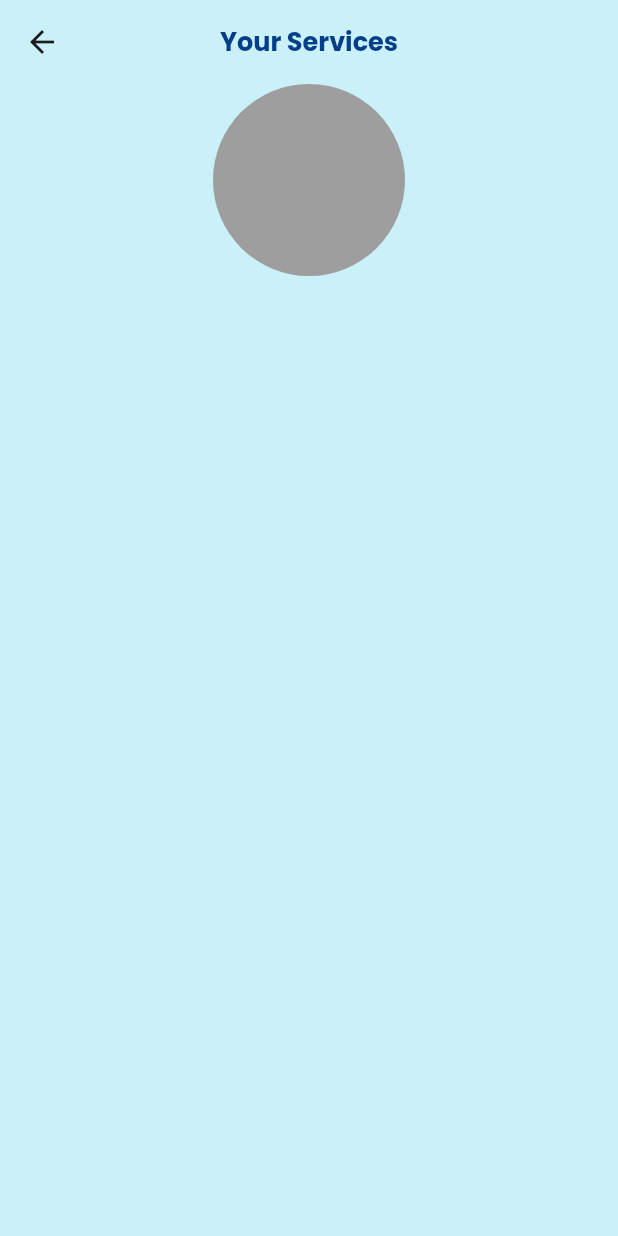
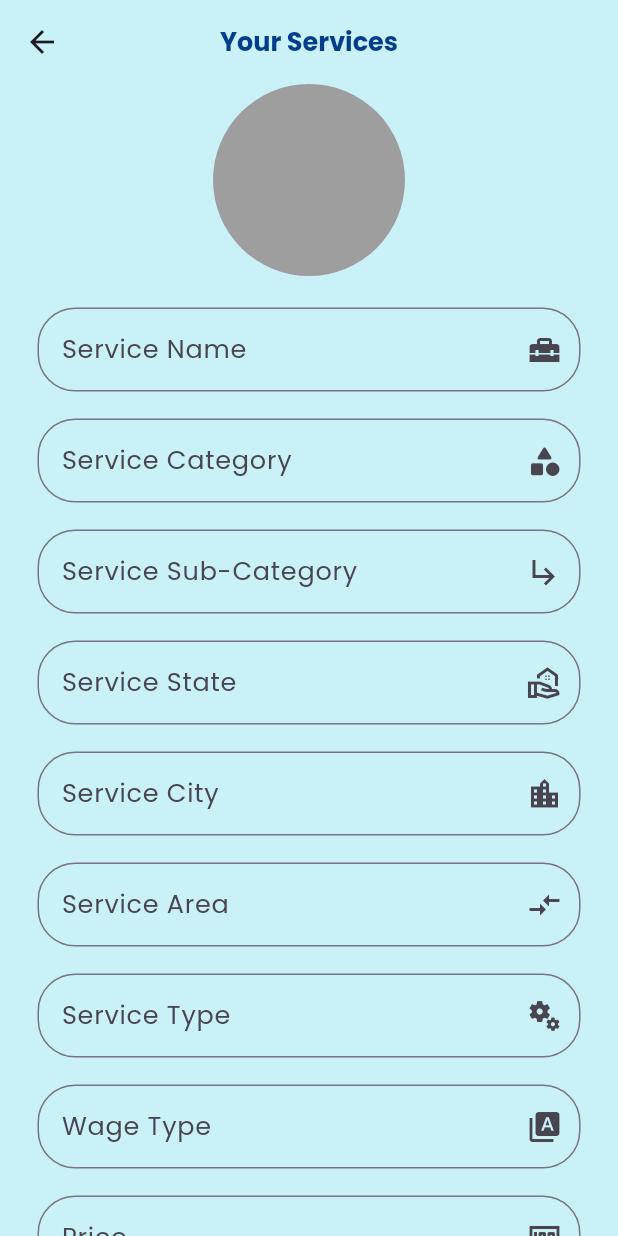
Before and after one commit to MuhamadAwaisKhan/Servtol-fyp, a Flutter app: the servicesaddition screen opened directly, on a phone screen of 412 x 824 dp. Run offline on Flutter 3.47's test engine with Material 3 defaults, Android fonts, the phone set to English and light mode, and no system bars; our stand-ins replace cloud_firestore, firebase_auth, firebase_core, fl_chart, google_sign_in, image_picker and 3 more; missing offline and left inert: dart:ffi; accounts and stored records are empty.

Commit message:
project commit

```diff
--- a/lib/addservices.dart
+++ b/lib/addservices.dart
@@ -6,6 +6,9 @@ import 'package:image_picker/image_picker.dart';
 import 'package:servtol/util/AppColors.dart';
 import 'package:servtol/util/uihelper.dart';
 
+enum WageType { Free, Hourly, Fixed }
+enum ServiceType { Digital, Hybrid, Physical }
+
 class servicesaddition extends StatefulWidget {
   const servicesaddition({super.key});
 
@@ -13,9 +16,19 @@ class servicesaddition extends StatefulWidget {
   State<servicesaddition> createState() => _servicesadditionState();
 }
 
-
 class _servicesadditionState extends State<servicesaddition> {
+  TextEditingController firstcontroller = TextEditingController();
+  TextEditingController lastcontroller = TextEditingController();
+  TextEditingController usernamecontroller = TextEditingController();
+  TextEditingController emailcontroller = TextEditingController();
+  TextEditingController numbercontroller = TextEditingController();
+  TextEditingController passwordcontroller = TextEditingController();
+  TextEditingController cniccontroller = TextEditingController();
+  TextEditingController _wageTypeController = TextEditingController();
+  TextEditingController _serviceTypeController = TextEditingController();
   File? profilepic;
+  WageType _selectedWageType = WageType.Hourly;
+  ServiceType _selectedservicetype = ServiceType.Digital; // Provide a default value
 
   @override
   Widget build(BuildContext context) {
@@ -32,26 +45,24 @@ class _servicesadditionState extends State<servicesaddition> {
           ),
         ),
         backgroundColor: AppColors.background,
-
       ),
       backgroundColor: AppColors.background,
-
-      body: Column(
+      body: SingleChildScrollView(
+        child: Column(
           children: [
             GestureDetector(
               onTap: () async {
-              XFile ? selectedImage = await ImagePicker().pickImage(
-                  source: ImageSource.gallery);
-
+                XFile? selectedImage = await ImagePicker().pickImage(
+                  source: ImageSource.gallery,
+                );
 
                 if (selectedImage != null) {
-                File convertedfile = File(selectedImage!.path);
+                  File convertedfile = File(selectedImage.path);
                   uihelper.CustomAlertbox(context, "Image Selected!");
                   setState(() {
                     profilepic = convertedfile;
                   });
-              }
-              else {
+                } else {
                   uihelper.CustomAlertbox(context, "No Image Selected!");
                 }
               },
@@ -59,14 +70,91 @@ class _servicesadditionState extends State<servicesaddition> {
                 child: CircleAvatar(
                   radius: 64,
                   backgroundColor: Colors.grey,
-                backgroundImage: (profilepic != null) ? FileImage(profilepic!): null,
-
+                  backgroundImage: (profilepic != null) ? FileImage(profilepic!) : null,
                 ),
               ),
+            ),
+            SizedBox(
+              height: 12,
+            ),
+            uihelper.CustomTextField(firstcontroller, "Service Name", Icons.home_repair_service, false),
+            uihelper.CustomTextField(lastcontroller, "Service Category", Icons.category_rounded, false),
+            uihelper.CustomTextField(lastcontroller, "Service Sub-Category", Icons.subdirectory_arrow_right_outlined, false),
+            uihelper.CustomTextField(lastcontroller, "Service State", Icons.real_estate_agent_outlined, false),
+            uihelper.CustomTextField(lastcontroller, "Service City", Icons.location_city_outlined, false),
+            uihelper.CustomTextField(lastcontroller, "Service Area", Icons.compare_arrows, false),
+            uihelper.CustomTextField(lastcontroller, "Service Type", Icons.miscellaneous_services, false),
+            uihelper.CustomTextField(lastcontroller, "Wage Type", Icons.type_specimen, false),
+            uihelper.CustomNumberField(cniccontroller, "Price", Icons.money_outlined, false),
+            uihelper.CustomNumberField(cniccontroller, "Discount  ", Icons.percent_rounded, false),
+            uihelper.CustomTimeDuration(lastcontroller, "Time Duration", Icons.timer),
 
+            SizedBox(height: 10.0),
+            Container(
+              width: 325,
+              height: 70,
+              child: DropdownButtonFormField(
+                value: _selectedservicetype,
+                items: ServiceType.values.map((serviceType) {
+                  return DropdownMenuItem(
+                    value: serviceType,
+                    child: Text(serviceType.toString().split('.').last),
+                  );
+                }).toList(),
+                onChanged: (ServiceType? newValue) {
+                  if (newValue != null) {
+                    setState(() {
+                      _selectedservicetype = newValue;
+                      _serviceTypeController.text = newValue.toString().split('.').last;
+                    });
+                  }
+                },
+                decoration: InputDecoration(
+                  labelText: "Service type",
+                  labelStyle: TextStyle(fontFamily: 'Poppins', fontSize: 17),
+                  suffixIcon: Icon(Icons.merge_type),
+                  border: OutlineInputBorder(
+                    borderRadius: BorderRadius.circular(25),
                   ),
-
+                ),
+              ),
+            ),
+            SizedBox(height: 10.0),
+            Container(
+              width: 325,
+              height: 70,
+              child: DropdownButtonFormField(
+                value: _selectedWageType,
+                items: WageType.values.map((wageType) {
+                  return DropdownMenuItem(
+                    value: wageType,
+                    child: Text(wageType.toString().split('.').last),
+                  );
+                }).toList(),
+                onChanged: (WageType? newValue) {
+                  if (newValue != null) {
+                    setState(() {
+                      _selectedWageType = newValue;
+                      _wageTypeController.text = newValue.toString().split('.').last;
+                    });
+                  }
+                },
+                decoration: InputDecoration(
+                  labelText: "Wage type",
+                  labelStyle: TextStyle(fontFamily: 'Poppins', fontSize: 17),
+                  suffixIcon: Icon(Icons.merge_type),
+                  border: OutlineInputBorder(
+                    borderRadius: BorderRadius.circular(25),
+                  ),
+                ),
+              ),
+            ),
+            uihelper.CustomDescritionfield(lastcontroller, " Description", Icons.description),
+            SizedBox(height: 15,),
+            uihelper.CustomButton(() { }, "Save",50, 170),
+            SizedBox(height: 15,),
           ],
+        ),
       ),
     );
   }
--- a/lib/util/uihelper.dart
+++ b/lib/util/uihelper.dart
@@ -55,6 +55,7 @@ class uihelper {
       ),
     );
   }
+
   static CustomNumberField(TextEditingController controller,
       String text,
       IconData iconData,
@@ -77,7 +78,7 @@ class uihelper {
     );
   }
 
-  static Widget CustomTextfieldpassword(BuildContext context,
+  static  CustomTextfieldpassword(BuildContext context,
       TextEditingController controller,
       String text,
       bool passwordVisible,
@@ -109,7 +110,8 @@ class uihelper {
     );
   }
 
-  static CustomButton(VoidCallback voidCallback, String text,double h,double w) {
+  static CustomButton(VoidCallback voidCallback, String text, double h,
+      double w) {
     return SizedBox(
       height: h,
       width: w,
@@ -124,7 +126,7 @@ class uihelper {
         child: Text(
           text,
           style: TextStyle(
-              color: Colors.white,  fontFamily: "Poppins"),
+              color: Colors.white, fontFamily: "Poppins"),
         ),
       ),
     );
@@ -132,16 +134,16 @@ class uihelper {
 
   static CustomTextButton(VoidCallback voidCallback, String text,
       IconData iconData, Color iconColor,
-       // bool isClicked,
-  ) {
+      // bool isClicked,
+      ) {
     return SizedBox(
       height: 70,
       width: 150,
       child: TextButton(
         onPressed: voidCallback,
         style: ElevatedButton.styleFrom(
-           // backgroundColor: isClicked ? Colors.green : AppColors.customButton,
-            backgroundColor: AppColors.customButton,
+          // backgroundColor: isClicked ? Colors.green : AppColors.customButton,
+          backgroundColor: AppColors.customButton,
 
           shape: RoundedRectangleBorder(
             borderRadius: BorderRadius.circular(26),
@@ -151,7 +153,7 @@ class uihelper {
           mainAxisAlignment: MainAxisAlignment.center,
           children: [
             Icon(iconData,
-                color: Colors.white ,
+              color: Colors.white,
             ),
             SizedBox(width: 8),
             Text(
@@ -183,4 +185,49 @@ class uihelper {
       },
     );
   }
+
+  static CustomTimeDuration(TextEditingController controller,
+      String text,
+      IconData iconData,
+     ) {
+    return Padding(
+      padding: const EdgeInsets.symmetric(vertical: 9, horizontal: 25),
+      child: TextField(
+        controller: controller,
+      keyboardType: TextInputType.datetime,
+        decoration: InputDecoration(
+          labelText: text,
+          labelStyle: TextStyle(fontFamily: 'Poppins', fontSize: 17),
+          suffixIcon: Icon(iconData),
+          border: OutlineInputBorder(
+            borderRadius: BorderRadius.circular(25),
+          ),
+        ),
+
+      ),
+    );
+  }
+  static CustomDescritionfield(TextEditingController controller,
+      String text,
+      IconData iconData,
+      ) {
+    return Padding(
+      padding: const EdgeInsets.symmetric(vertical: 9, horizontal: 25),
+      child: TextField(
+
+        controller: controller,
+
+        decoration: InputDecoration(
+          labelText: text,
+          labelStyle: TextStyle(fontFamily: 'Poppins', fontSize: 17),
+          suffixIcon: Icon(iconData),
+          border: OutlineInputBorder(
+            borderRadius: BorderRadius.circular(25),
+          ),
+        ),
+      ),
+    );
+  }
+
+
 }
```
Lines whose indentation alone changed are shown as unchanged.
